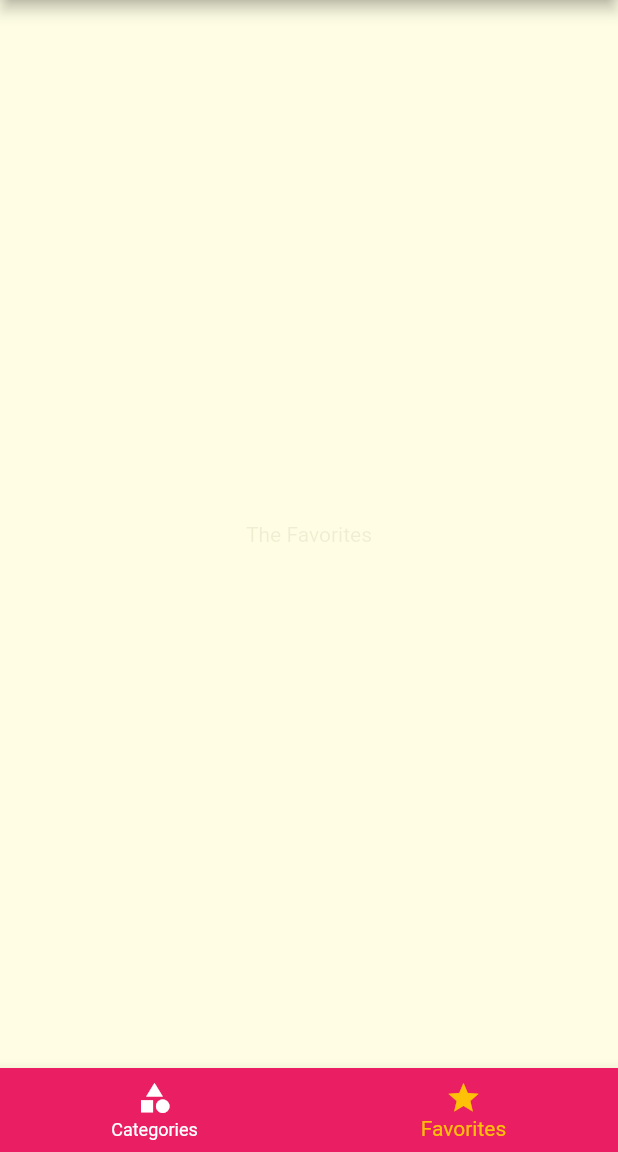
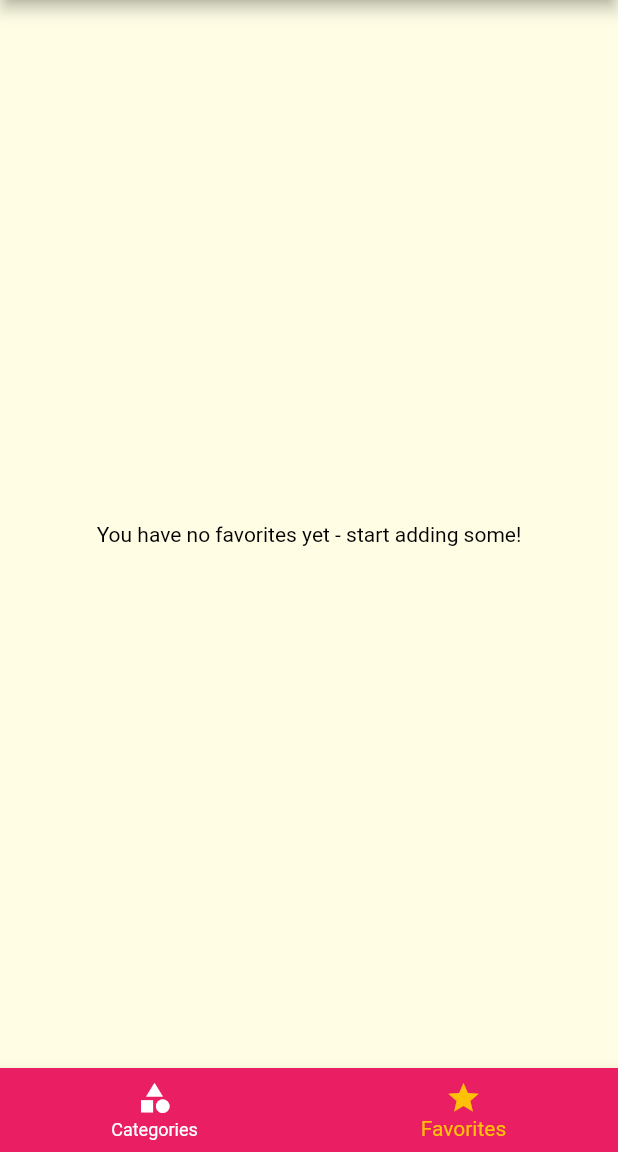
Before and after one commit to ramsony1/meals_app, a Flutter app: the screen it shows after launch, item 2 of the bottom bar chosen, on a phone screen of 412 x 824 dp, the part 84-1236 px from its top. Run offline on Flutter 3.47's test engine with Material 2 defaults, Android fonts, the phone set to English and light mode, and no system bars; Roboto replaces fonts that are missing (Releway).

Commit message:
Add mark as favorite

```diff
--- a/lib/main.dart
+++ b/lib/main.dart
@@ -23,6 +23,7 @@ class _MyAppState extends State<MyApp> {
     'vegeterian': false,
   };
   List<Meal> _availableMeals = DUMMY_MEALS;
+  List<Meal> _favoriteMeals = [];
 
   void _setFilters(Map<String, bool> filterData) {
     setState(() {
@@ -43,6 +44,24 @@ class _MyAppState extends State<MyApp> {
         return true;
       }).toList();
     });
+  }
+
+  void _toggleFavorite(String mealId) {
+    final existingIndex =
+        _favoriteMeals.indexWhere((meal) => meal.id == mealId);
+    if (existingIndex >= 0) {
+      setState(() {
+        _favoriteMeals.removeAt(existingIndex);
+      });
+    } else {
+      setState(() {
+        _favoriteMeals.add(DUMMY_MEALS.firstWhere((meal) => meal.id == mealId));
+      });
+    }
+  }
+
+  bool _isMealFavorite(String id) {
+    return _favoriteMeals.any((meal) => meal.id == id);
   }
 
   @override
@@ -70,10 +89,11 @@ class _MyAppState extends State<MyApp> {
       //home: CategoriesScreen(),
       initialRoute: '/',
       routes: {
-        '/': (context) => TabsScreen(),
+        '/': (context) => TabsScreen(_favoriteMeals),
         CategoryMealsScreen.routeName: (context) =>
             CategoryMealsScreen(_availableMeals),
-        MealDetailScreen.routeName: (context) => MealDetailScreen(),
+        MealDetailScreen.routeName: (context) =>
+            MealDetailScreen(_toggleFavorite, _isMealFavorite),
         FiltersScreen.routeName: (context) =>
             FiltersScreen(_setFilters, _filters),
       },
--- a/lib/screens/category_meal_screen.dart
+++ b/lib/screens/category_meal_screen.dart
@@ -59,7 +59,6 @@ class _CategoryMealsScreenState extends State<CategoryMealsScreen> {
             duaration: displayedMeals[index].duration,
             complexity: displayedMeals[index].complexity,
             affordability: displayedMeals[index].affordability,
-            removeItem: _removeMeal,
           );
         },
         itemCount: displayedMeals.length,
--- a/lib/screens/favorites_screen.dart
+++ b/lib/screens/favorites_screen.dart
@@ -1,10 +1,35 @@
 import 'package:flutter/material.dart';
+import 'package:meals_app/models/meal.dart';
+import 'package:meals_app/widgets/meal_item.dart';
 
 class FavoritesScreen extends StatelessWidget {
+  final List<Meal> favoriteMeals;
+  FavoritesScreen(this.favoriteMeals);
   @override
   Widget build(BuildContext context) {
-    return Center(
-      child: Text('The Favorites'),
-    );
+    if (favoriteMeals.isEmpty) {
+      return Center(
+        child: Text(
+          'You have no favorites yet - start adding some!',
+          style: TextStyle(
+            color: Colors.black,
+          ),
+        ),
+      );
+    } else {
+      return ListView.builder(
+        itemBuilder: (context, index) {
+          return MealItem(
+            id: favoriteMeals[index].id,
+            title: favoriteMeals[index].title,
+            imageUrl: favoriteMeals[index].imageUrl,
+            duaration: favoriteMeals[index].duration,
+            complexity: favoriteMeals[index].complexity,
+            affordability: favoriteMeals[index].affordability,
+          );
+        },
+        itemCount: favoriteMeals.length,
+      );
+    }
   }
 }
--- a/lib/screens/tabs_screen.dart
+++ b/lib/screens/tabs_screen.dart
@@ -1,25 +1,36 @@
 import 'package:flutter/material.dart';
+import 'package:meals_app/models/meal.dart';
 import 'package:meals_app/screens/categories_screen.dart';
 import 'package:meals_app/screens/favorites_screen.dart';
 import 'package:meals_app/widgets/main_drawer.dart';
 
 class TabsScreen extends StatefulWidget {
+  final List<Meal> favoriteMeals;
+
+  TabsScreen(this.favoriteMeals);
+
   @override
   _TabsScreenState createState() => _TabsScreenState();
 }
 
 class _TabsScreenState extends State<TabsScreen> {
-  final List<Map<String, Object>> _pages = [
+  List<Map<String, Object>> _pages;
+  int _selectedPageIndex = 0;
+
+  @override
+  void initState() {
+    _pages = [
       {
         'page': CategoriesScreen(),
         'title': 'Categories',
       },
       {
-      'page': FavoritesScreen(),
+        'page': FavoritesScreen(widget.favoriteMeals),
         'title': 'Your Favorite',
       },
     ];
-  int _selectedPageIndex = 0;
+    super.initState();
+  }
 
   void _selectPage(int index) {
     setState(() {
--- a/lib/widgets/meal_item.dart
+++ b/lib/widgets/meal_item.dart
@@ -10,7 +10,6 @@ class MealItem extends StatelessWidget {
   final int duaration;
   final Complexity complexity;
   final Affordability affordability;
-  final Function removeItem;
 
   MealItem({
     @required this.id,
@@ -19,7 +18,6 @@ class MealItem extends StatelessWidget {
     @required this.duaration,
     @required this.complexity,
     @required this.affordability,
-    @required this.removeItem,
   });
 
   String get complexityText {
@@ -62,7 +60,7 @@ class MealItem extends StatelessWidget {
     )
         .then((result) {
       if (result != null) {
-        removeItem(result);
+        //removeItem(result);
       }
     });
   }
```
Also changed, not shown: lib/screens/meal_detail_screen.dart (+6 -4 lines). Lines whose indentation alone changed are shown as unchanged.
